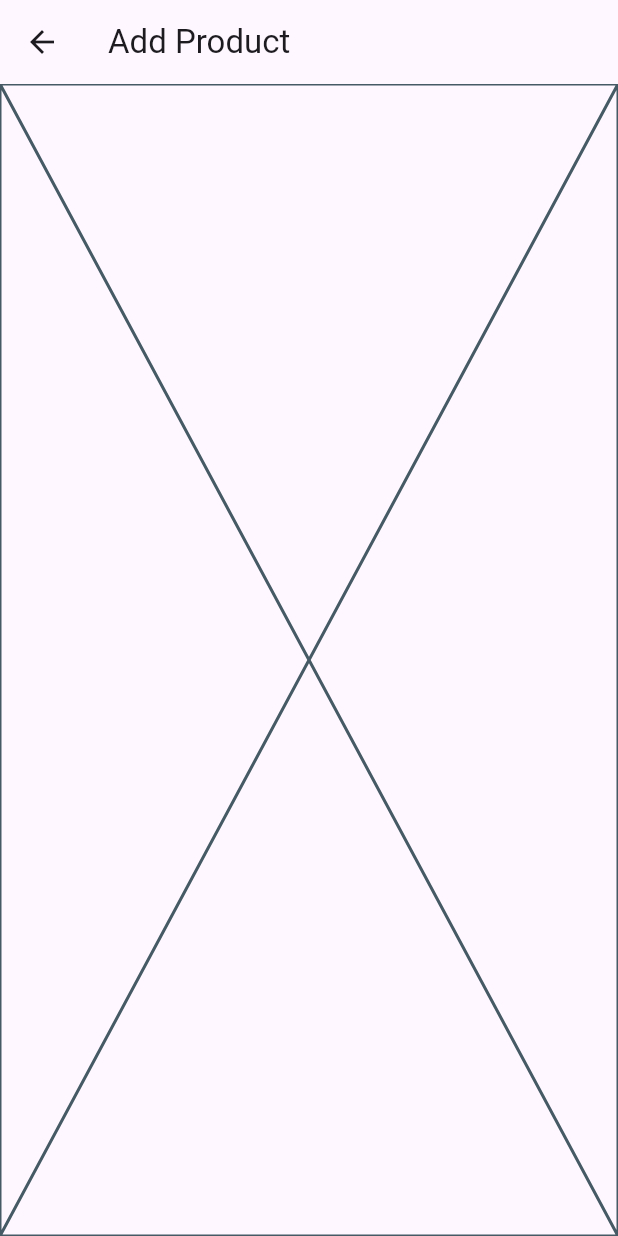
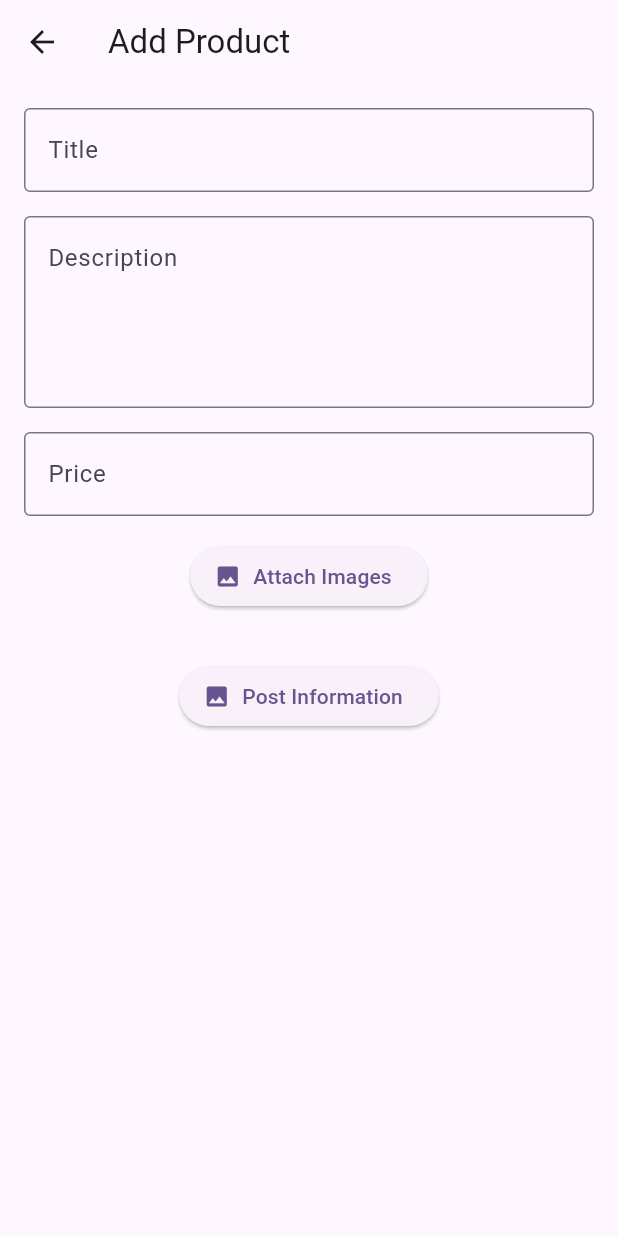
Before and after one commit to abidroid/ahsan_online_bazar, a Flutter app: the AddProductScreen screen opened directly, on a phone screen of 412 x 824 dp. Run offline on Flutter 3.47's test engine with Material 3 defaults, Android fonts, the phone set to English and light mode, and no system bars; our stand-ins replace cloud_firestore, firebase_auth, firebase_core, fluttertoast, gap, image_picker; accounts and stored records are empty.

Commit message:
add product screen images picked

```diff
--- a/lib/screens/add_product_screen.dart
+++ b/lib/screens/add_product_screen.dart
@@ -1,4 +1,7 @@
+import 'dart:io';
+
 import 'package:flutter/material.dart';
+import 'package:image_picker/image_picker.dart';
 
 class AddProductScreen extends StatefulWidget {
   const AddProductScreen({super.key});
@@ -8,13 +11,96 @@ class AddProductScreen extends StatefulWidget {
 }
 
 class _AddProductScreenState extends State<AddProductScreen> {
+
+  bool imagesPicked = false;
+  List<File>? images =[];
+
+
+  selectImagesToDisplay() async {
+
+    List<XFile> xFiles = await ImagePicker().pickMultiImage();
+
+    if( xFiles.isEmpty) return;
+
+    for( var xFile in xFiles){
+
+      images?.add( File(xFile.path));
+    }
+
+    imagesPicked = true;
+    setState(() {
+
+    });
+  }
+
+
   @override
   Widget build(BuildContext context) {
     return Scaffold(
-      appBar: AppBar(
-        title: const Text('Add Product'),
-      ),
-      body: const Placeholder()
-    );
+        appBar: AppBar(
+          title: const Text('Add Product'),
+        ),
+        body: Padding(
+          padding: const EdgeInsets.all(16.0),
+          child: SingleChildScrollView(
+            child: Column(
+              children: [
+                TextField(
+                  decoration: InputDecoration(
+                      hintText: 'Title', border: OutlineInputBorder()),
+                ),
+                const SizedBox(
+                  height: 16,
+                ),
+                TextField(
+                  maxLines: 4,
+                  decoration: InputDecoration(
+                      hintText: 'Description', border: OutlineInputBorder()),
+                ),
+                const SizedBox(
+                  height: 16,
+                ),
+                TextField(
+                  keyboardType: TextInputType.number,
+                  decoration: InputDecoration(
+                      hintText: 'Price', border: OutlineInputBorder()),
+                ),
+
+                const SizedBox(
+                  height: 16,
+                ),
+
+                ElevatedButton.icon(onPressed: (){
+                  selectImagesToDisplay();
+                },
+                  icon: const Icon(Icons.photo),
+                  label: const Text('Attach Images'),),
+
+                const SizedBox(height: 16,),
+
+                imagesPicked ?
+                    SizedBox(height: 300, child: GridView.builder(
+                        itemCount: images?.length,
+
+                        gridDelegate: const SliverGridDelegateWithFixedCrossAxisCount(
+                      crossAxisCount: 3,
+                      crossAxisSpacing: 10,
+                      mainAxisSpacing: 10,
+                    ), itemBuilder: (context, index){
+                          return Image.file(images![index]);
+                    }),)
+
+                    : const SizedBox.shrink(),
+
+                const SizedBox(height: 16,),
+                ElevatedButton.icon(onPressed: (){
+                },
+                  icon: const Icon(Icons.photo),
+                  label: const Text('Post Information'),),
+
+              ],
+            ),
+          ),
+        ));
   }
 }
--- a/lib/screens/product_list_screen.dart
+++ b/lib/screens/product_list_screen.dart
@@ -17,17 +17,17 @@ class _ProductListScreenState extends State<ProductListScreen> {
     return Scaffold(
       floatingActionButton: FloatingActionButton(onPressed: (){
 
-       // if( FirebaseAuth.instance.currentUser != null ){
-       //   // Add Product Screen
-       //   Navigator.of(context).push(MaterialPageRoute(builder: (context){
-       //     return const AddProductScreen();
-       //   }));
-       // }else{
+       if( FirebaseAuth.instance.currentUser != null ){
+         // Add Product Screen
+         Navigator.of(context).push(MaterialPageRoute(builder: (context){
+           return const AddProductScreen();
+         }));
+       }else{
          // Login Screen
          Navigator.of(context).push(MaterialPageRoute(builder: (context){
            return const LoginScreen();
          }));
-      // }
+       }
 
 
       }, child: const Icon(Icons.add),),
--- a/pubspec.yaml
+++ b/pubspec.yaml
@@ -41,6 +41,7 @@ dependencies:
   firebase_auth: ^4.16.0
   cloud_firestore: ^4.14.0
   firebase_storage: ^11.6.0
+  image_picker: ^1.0.7
 
 dev_dependencies:
   flutter_test:
```
Also changed, not shown: pubspec.lock.
